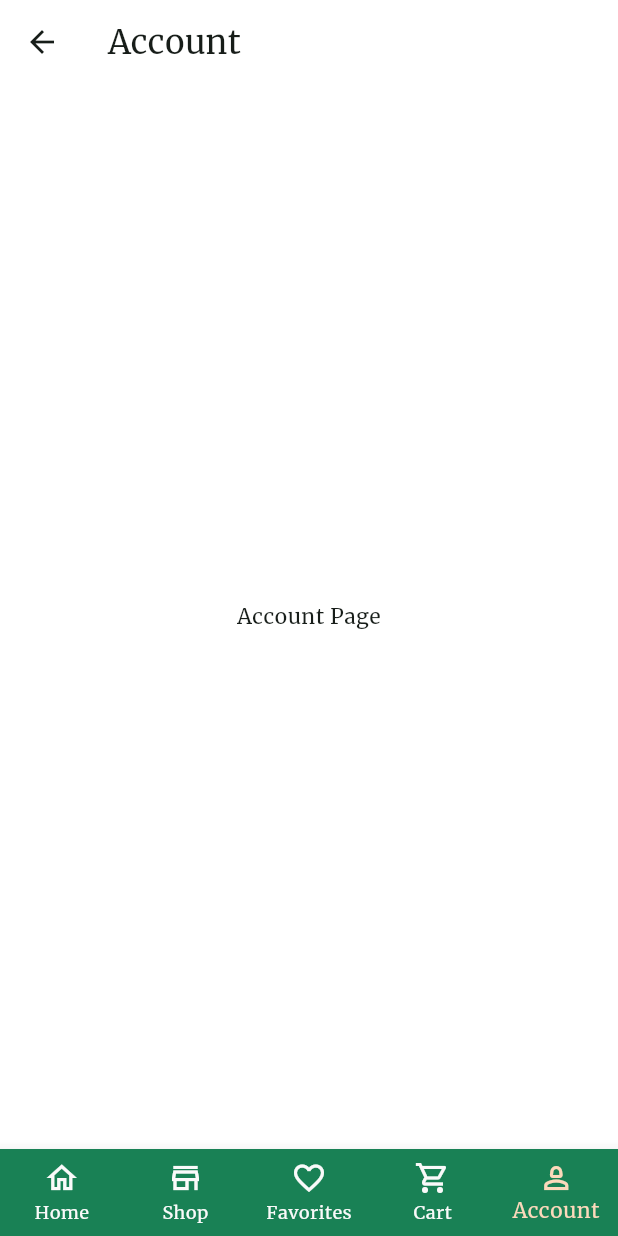
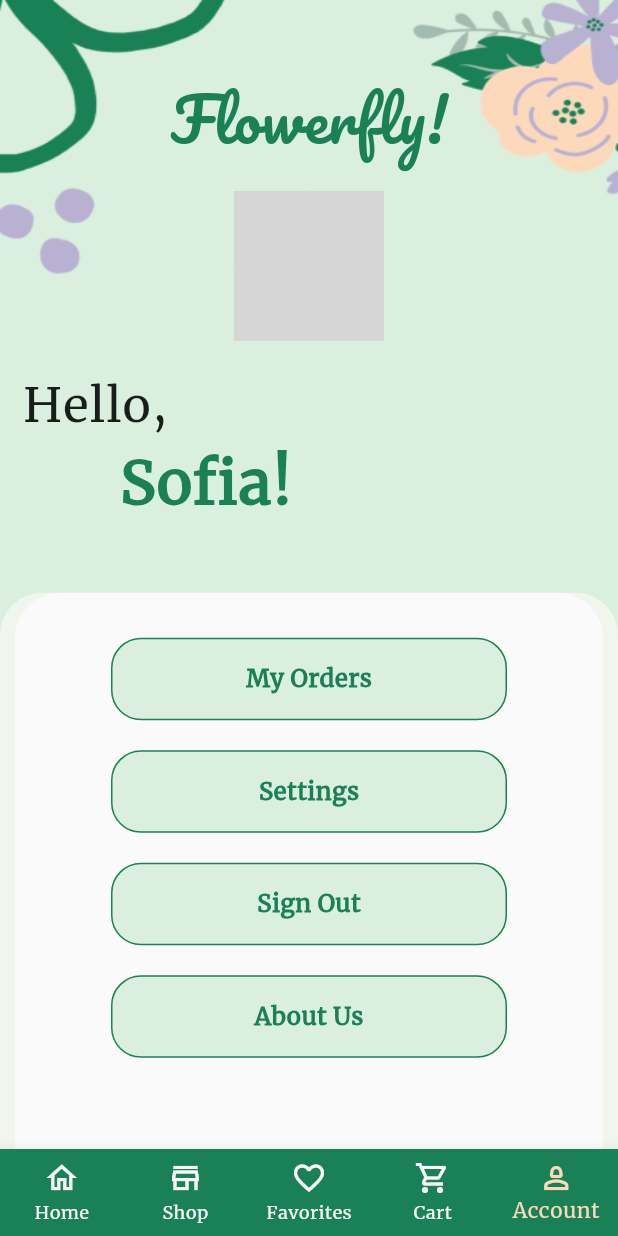
Before and after one commit to dzDev01/plant_store, a Flutter app: the MainScreen screen opened directly, item 5 of the bottom bar chosen, on a phone screen of 412 x 824 dp. Run offline on Flutter 3.47's test engine with Material 3 defaults, Android fonts, the phone set to English and light mode, and no system bars; network calls fail; grey boxes are pictures that could not be loaded.

Commit message:
new account screen is done ui

```diff
--- a/lib/core/utils/config/app_routes.dart
+++ b/lib/core/utils/config/app_routes.dart
@@ -17,7 +17,7 @@ class AppRoutes {
         );
       case loginScreenString:
         return MaterialPageRoute(
-          builder: (context) => LoginScreen(),
+          builder: (context) => const LoginScreen(),
         );
       case signUpScreenString:
         return MaterialPageRoute(
--- /dev/null
+++ b/lib/core/utils/config/assets_path.dart
@@ -0,0 +1,3 @@
+class AssetsPath {
+  static const String backgroundImage = 'assets/images/background.png';
+}
--- /dev/null
+++ b/lib/core/utils/constants/constants.dart
@@ -0,0 +1,2 @@
+const String kPacificoFont = 'Pacifico';
+const String kMerriWeatherFont = 'MerriWeather';
--- /dev/null
+++ b/lib/features/account/presentation/view/account_page.dart
@@ -0,0 +1,20 @@
+import 'package:flutter/material.dart';
+import 'package:plant_store/features/account/presentation/view/widgets/account_body_w.dart';
+import 'package:plant_store/features/account/presentation/view/widgets/custom_bottom_sheet.dart';
+
+class AccountView extends StatefulWidget {
+  const AccountView({super.key});
+
+  @override
+  State<AccountView> createState() => _AccountViewState();
+}
+
+class _AccountViewState extends State<AccountView> {
+  @override
+  Widget build(BuildContext context) {
+    return const Scaffold(
+      bottomSheet: CustomAccountBottomSheet(),
+      body: AccountViewBody(),
+    );
+  }
+}
--- /dev/null
+++ b/lib/features/account/presentation/view/widgets/account_body_w.dart
@@ -0,0 +1,85 @@
+import 'package:flutter/material.dart';
+import 'package:plant_store/core/utils/config/assets_path.dart';
+import 'package:plant_store/core/utils/constants/app_colors.dart';
+import 'package:plant_store/core/utils/constants/constants.dart';
+import 'package:plant_store/core/utils/constants/responsive.dart';
+
+class AccountViewBody extends StatelessWidget {
+  const AccountViewBody({super.key});
+
+  @override
+  Widget build(BuildContext context) {
+    return Container(
+      height: double.infinity,
+      width: ScreenSize.deviceWidth,
+      decoration: const BoxDecoration(
+        image: DecorationImage(
+            image: AssetImage(AssetsPath.backgroundImage), fit: BoxFit.fill),
+      ),
+      child: Center(
+        child: Column(
+          children: [
+            const SizedBox(
+              height: 50,
+            ),
+            const Center(
+              child: Text(
+                "Flowerfly!",
+                style: TextStyle(
+                    fontFamily: kPacificoFont,
+                    fontSize: 40,
+                    color: AppColors.appGreen700),
+              ),
+            ),
+            const SizedBox(
+              height: 20,
+            ),
+            Stack(children: [
+              const CircleAvatar(
+                radius: 50,
+                backgroundImage: NetworkImage("https://picsum.photos/150"),
+              ),
+              Positioned(
+                right: 25,
+                top: 50,
+                child: IconButton.filledTonal(
+                    onPressed: () {}, icon: const Icon(Icons.edit)),
+              ),
+            ]),
+            const SizedBox(
+              height: 20,
+            ),
+            const Align(
+              alignment: Alignment.centerLeft,
+              child: Column(
+                crossAxisAlignment: CrossAxisAlignment.start,
+                children: [
+                  Padding(
+                    padding: EdgeInsets.symmetric(horizontal: 15),
+                    child: Text(
+                      "Hello,",
+                      style: TextStyle(
+                        fontSize: 32,
+                      ),
+                    ),
+                  ),
+                  Padding(
+                    padding: EdgeInsets.symmetric(horizontal: 80),
+                    child: Text("Sofia!",
+                        style: TextStyle(
+                            fontSize: 40,
+                            color: AppColors.appGreen700,
+                            fontWeight: FontWeight.bold)),
+                  ),
+                ],
+              ),
+            ),
+            const SizedBox(
+              height: 20,
+            ),
+          ],
+        ),
+      ),
+    );
+  }
+}
--- /dev/null
+++ b/lib/features/account/presentation/view/widgets/custom_bottom_sheet.dart
@@ -0,0 +1,44 @@
+import 'package:flutter/material.dart';
+import 'package:plant_store/core/utils/constants/app_colors.dart';
+import 'package:plant_store/core/utils/constants/responsive.dart';
+import 'package:plant_store/features/account/presentation/view/widgets/custom_button_w.dart';
+
+class CustomAccountBottomSheet extends StatelessWidget {
+  const CustomAccountBottomSheet({super.key});
+
+  @override
+  Widget build(BuildContext context) {
+    return Container(
+      margin: const EdgeInsets.symmetric(horizontal: 10),
+      height: ScreenSize.deviceHeight * 0.45,
+      width: double.infinity,
+      decoration: const BoxDecoration(
+          color: AppColors.appWhite,
+          borderRadius: BorderRadius.only(
+              topLeft: Radius.circular(30), topRight: Radius.circular(30))),
+      child: Column(
+        children: [
+          const SizedBox(
+            height: 20,
+          ),
+          CustomAccountButton(
+            text: "My Orders",
+            onTap: () {},
+          ),
+          CustomAccountButton(
+            text: "Settings",
+            onTap: () {},
+          ),
+          CustomAccountButton(
+            text: "Sign Out",
+            onTap: () {},
+          ),
+          CustomAccountButton(
+            text: "About Us",
+            onTap: () {},
+          ),
+        ],
+      ),
+    );
+  }
+}
--- /dev/null
+++ b/lib/features/account/presentation/view/widgets/custom_button_w.dart
@@ -0,0 +1,31 @@
+import 'package:flutter/material.dart';
+import 'package:plant_store/core/utils/constants/app_colors.dart';
+
+class CustomAccountButton extends StatelessWidget {
+  final String text;
+  final Function() onTap;
+  const CustomAccountButton(
+      {super.key, required this.text, required this.onTap});
+
+  @override
+  Widget build(BuildContext context) {
+    return InkWell(
+      onTap: onTap,
+      child: Container(
+        margin: const EdgeInsets.symmetric(vertical: 10),
+        alignment: Alignment.center,
+        height: 55,
+        width: 264,
+        decoration: BoxDecoration(
+            color: AppColors.appGreen100,
+            border: Border.all(color: AppColors.appGreen700),
+            borderRadius: BorderRadius.circular(20)),
+        child: Text(text,
+            style: const TextStyle(
+                color: AppColors.appGreen700,
+                fontSize: 16,
+                fontWeight: FontWeight.bold)),
+      ),
+    );
+  }
+}
--- a/lib/features/home/presentation/view/main_screen.dart
+++ b/lib/features/home/presentation/view/main_screen.dart
@@ -1,6 +1,6 @@
 import 'package:flutter/material.dart';
 import 'package:plant_store/core/utils/constants/app_colors.dart';
-import 'package:plant_store/features/user/presentation/view/account_page.dart';
+import 'package:plant_store/features/account/presentation/view/account_page.dart';
 import 'package:plant_store/features/shop/presentation/view/cart_page.dart';
 import 'package:plant_store/features/shop/presentation/view/favorites_page.dart';
 import 'package:plant_store/features/home/presentation/view/home_page.dart';
--- a/lib/features/user/presentation/view/account_page.dart
+++ /dev/null
@@ -1,29 +0,0 @@
-import 'package:flutter/material.dart';
-
-class AccountView extends StatefulWidget {
-  const AccountView({super.key});
-
-  @override
-  State<AccountView> createState() => _AccountViewState();
-}
-
-class _AccountViewState extends State<AccountView> {
-  @override
-  Widget build(BuildContext context) {
-    return Scaffold(
-      appBar: AppBar(
-        title: const Text('Account'),
-      ),
-      body: const Center(
-        child: Column(
-          mainAxisAlignment: MainAxisAlignment.center,
-          children: [
-            Text(
-              'Account Page',
-            ),
-          ],
-        ),
-      ),
-    );
-  }
-}
--- a/lib/main.dart
+++ b/lib/main.dart
@@ -13,7 +13,6 @@ void main() {
 
 class PlantStoreApp extends StatelessWidget {
   final AppRoutes appRoutes;
-
   const PlantStoreApp({super.key, required this.appRoutes});
   @override
   Widget build(BuildContext context) {
```
